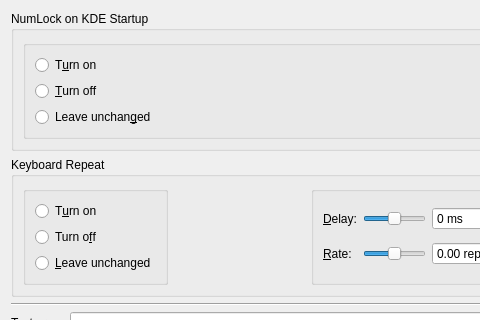
Above: kcms/keyboard/kcmmiscwidget.ui from Sonic-DE/sonic-desktop-interface before the change; both pictures show x 0 to 480 and y 0 to 320 of the 577 by 411 pixel window. Below: the same form after it.
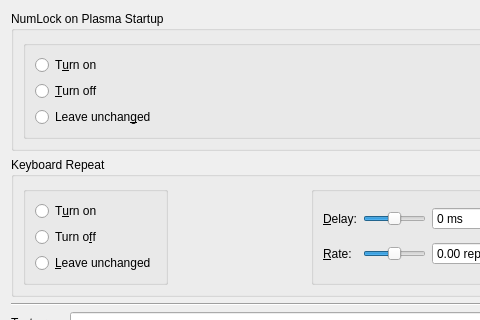
That is the form after the change.

Commit message: Fix KDE -> Plasma in keyboard kcm strings

The edit to the form file:
```diff
--- a/kcms/keyboard/kcmmiscwidget.ui
+++ b/kcms/keyboard/kcmmiscwidget.ui
@@ -17,7 +17,7 @@
       <string>If supported, this option allows you to setup the state of NumLock after KDE startup.&lt;p&gt;You can configure NumLock to be turned on or off, or configure KDE not to set NumLock state.</string>
      </property>
      <property name="title">
-      <string>NumLock on KDE Startup</string>
+      <string>NumLock on Plasma Startup</string>
      </property>
      <layout class="QGridLayout" name="gridLayout_7">
       <item row="0" column="0">
```
Left out of the diff: 2 changed lines with no effect on the pictures. The commit also changes 1 other file.
